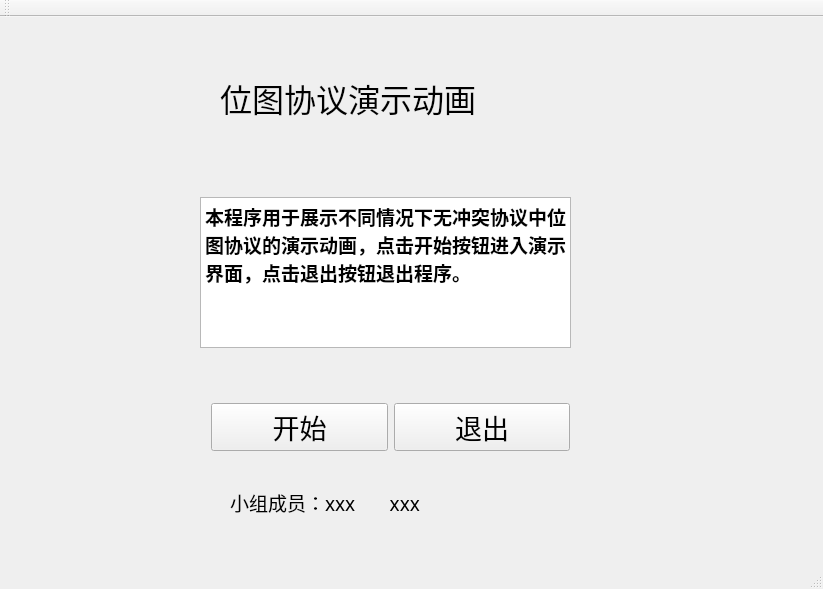
sys2001/BitMap, file mainwindow.ui: the form before one commit.
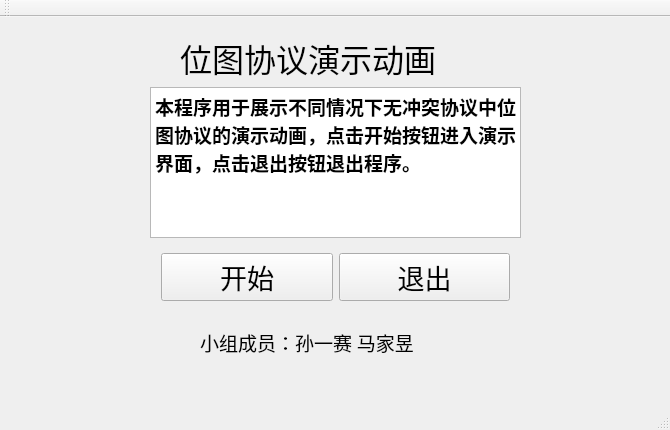
The form after the commit. Icons and pictures are not drawn.

What changed in the file:
```diff
--- a/mainwindow.ui
+++ b/mainwindow.ui
@@ -6,8 +6,8 @@
    <rect>
     <x>0</x>
     <y>0</y>
-    <width>823</width>
-    <height>589</height>
+    <width>670</width>
+    <height>430</height>
    </rect>
   </property>
   <property name="font">
@@ -26,8 +26,8 @@
    <widget class="QLabel" name="title">
     <property name="geometry">
      <rect>
-      <x>220</x>
-      <y>50</y>
+      <x>180</x>
+      <y>10</y>
       <width>341</width>
       <height>61</height>
      </rect>
@@ -51,9 +51,9 @@
    <widget class="QWidget" name="horizontalLayoutWidget">
     <property name="geometry">
      <rect>
-      <x>200</x>
-      <y>370</y>
-      <width>381</width>
+      <x>150</x>
+      <y>220</y>
+      <width>371</width>
       <height>81</height>
      </rect>
     </property>
@@ -95,8 +95,8 @@
    <widget class="QLabel" name="groupname">
     <property name="geometry">
      <rect>
-      <x>230</x>
-      <y>460</y>
+      <x>200</x>
+      <y>300</y>
       <width>301</width>
       <height>51</height>
      </rect>
@@ -111,14 +111,14 @@
      <string>&lt;html&gt;&lt;head/&gt;&lt;body&gt;&lt;p&gt;组内成员&lt;/p&gt;&lt;/body&gt;&lt;/html&gt;</string>
     </property>
     <property name="text">
-     <string>小组成员：xxx       xxx</string>
+     <string>小组成员：孙一赛 马家昱</string>
     </property>
    </widget>
    <widget class="QTextBrowser" name="textBrowser">
     <property name="geometry">
      <rect>
-      <x>200</x>
-      <y>180</y>
+      <x>150</x>
+      <y>70</y>
       <width>371</width>
       <height>151</height>
      </rect>
@@ -136,7 +136,7 @@
      <string>&lt;!DOCTYPE HTML PUBLIC &quot;-//W3C//DTD HTML 4.0//EN&quot; &quot;http://www.w3.org/TR/REC-html40/strict.dtd&quot;&gt;
 &lt;html&gt;&lt;head&gt;&lt;meta name=&quot;qrichtext&quot; content=&quot;1&quot; /&gt;&lt;style type=&quot;text/css&quot;&gt;
 p, li { white-space: pre-wrap; }
-&lt;/style&gt;&lt;/head&gt;&lt;body style=&quot; font-family:'宋体'; font-size:20pt; font-weight:400; font-style:normal;&quot;&gt;
+&lt;/style&gt;&lt;/head&gt;&lt;body style=&quot; font-family:'宋体','宋体'; font-size:20pt; font-weight:400; font-style:normal;&quot;&gt;
 &lt;p style=&quot; margin-top:0px; margin-bottom:0px; margin-left:0px; margin-right:0px; -qt-block-indent:0; text-indent:0px;&quot;&gt;&lt;span style=&quot; font-family:'SimSun'; font-size:14pt; font-weight:600;&quot;&gt;本程序用于展示不同情况下无冲突协议中位图协议的演示动画，点击开始按钮进入演示界面，点击退出按钮退出程序。&lt;/span&gt;&lt;/p&gt;&lt;/body&gt;&lt;/html&gt;</string>
     </property>
    </widget>
```
Left out of the diff: 2 changed lines with no effect on the pictures.
